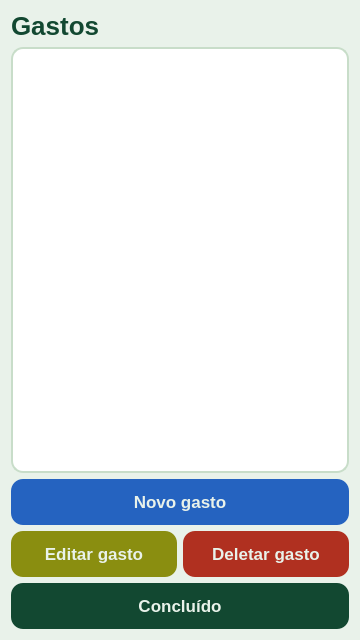
Above: gui/Expenses.ui from pollyanasousa/projeto-interdisciplinar-ufrpe before the change. Below: the same form after it.
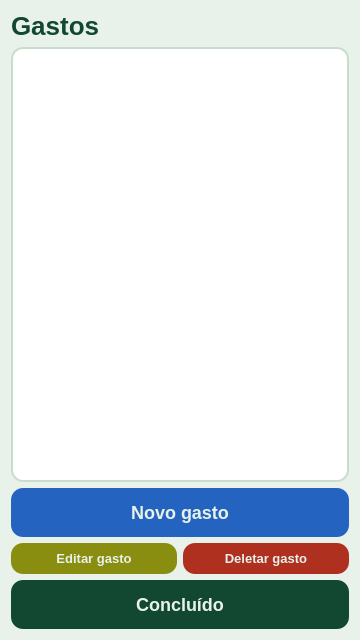
That is the form after the change.

The edit to the form file:
```diff
--- a/gui/Expenses.ui
+++ b/gui/Expenses.ui
@@ -8,11 +8,11 @@
   <property name="windowTitle"><string>Form</string></property>
   <property name="styleSheet">
    <string notr="true">QWidget { background-color: #E9F2EA; font-family: &quot;Roboto Flex&quot;; }
-QPushButton { background-color: #124831; color: #E9F2EA; font-family: &quot;Roboto Flex&quot;; font-weight: 700; font-size: 17px; border-radius: 12px; padding: 13px; border: none; }
+QPushButton { background-color: #124831; color: #E9F2EA; font-family: &quot;Roboto Flex&quot;; font-weight: 700; font-size: 18px; border-radius: 12px; padding: 14px; border: none; }
 QPushButton:hover { background-color: #0a3020; }
 QPushButton#new_expense_button { background-color: #2563C0; }
-QPushButton#update_expense_button { background-color: #8a8e10; }
-QPushButton#delete_expense_button { background-color: #b03020; }
+QPushButton#update_expense_button { background-color: #8a8e10; font-size: 13px; padding: 8px; }
+QPushButton#delete_expense_button { background-color: #b03020; font-size: 13px; padding: 8px; }
 QLabel#main_label { font-family: &quot;Roboto Flex&quot;; font-weight: 800; font-size: 26px; color: #124831; }
 QListWidget { background-color: #FFFFFF; border: 1.5px solid #c8ddc9; border-radius: 12px; font-size: 14px; padding: 4px; }
 QListWidget::item { padding: 10px 8px; border-bottom: 1px solid #e8f0e9; }
```
